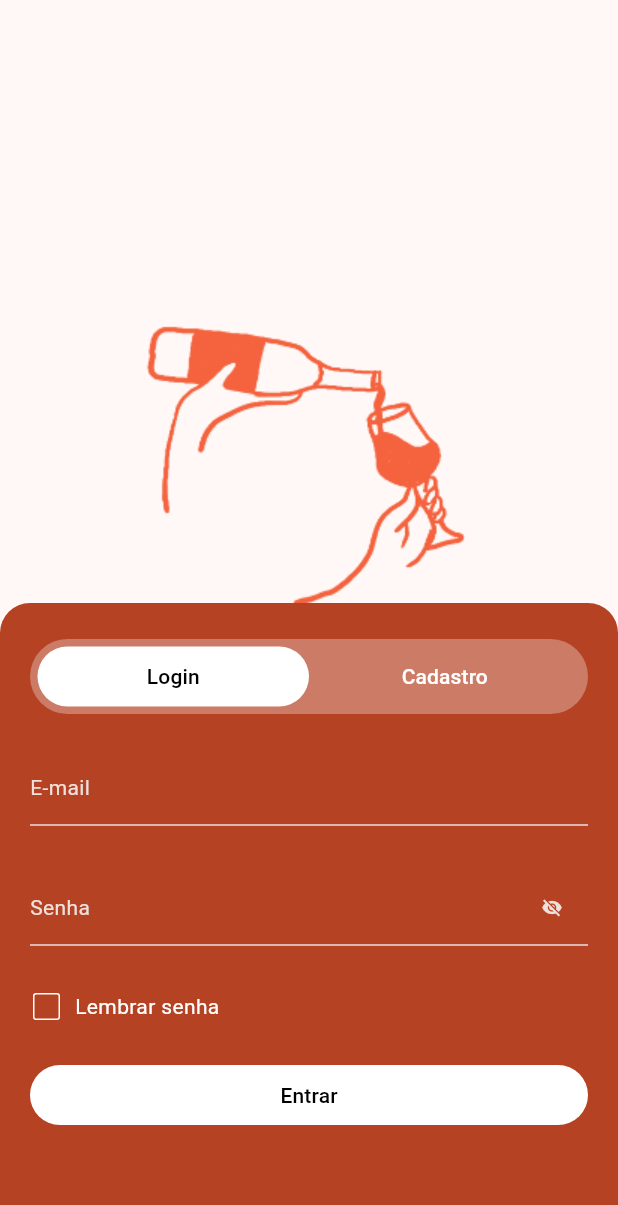
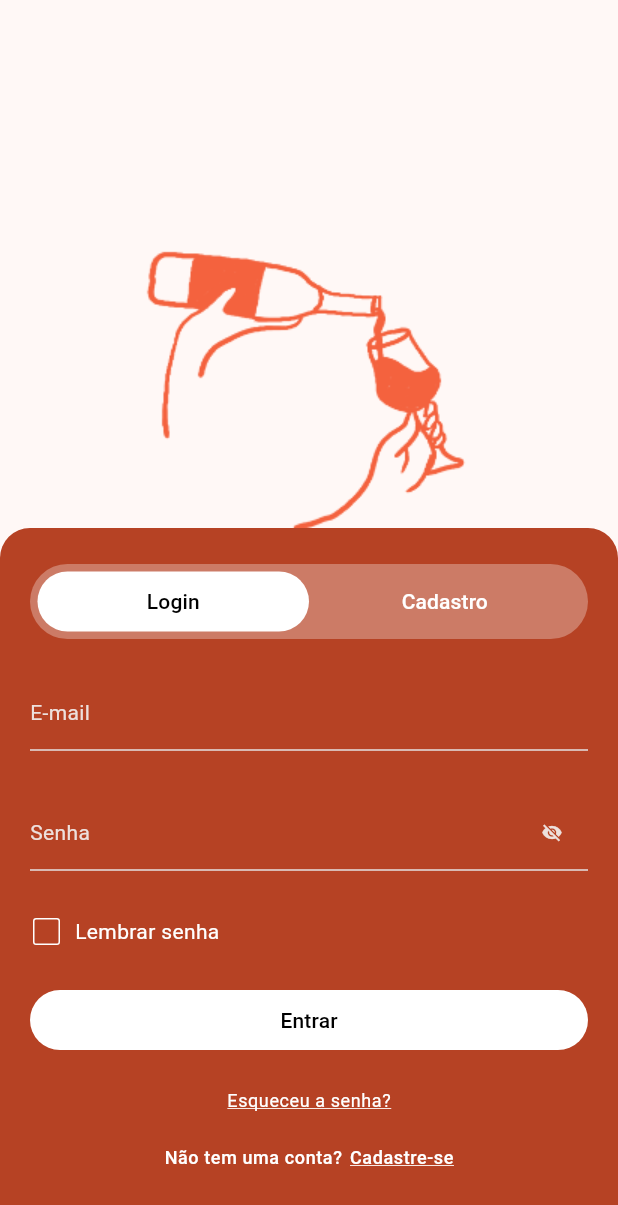
Before and after one commit to ceduardolima/sommelier, a Flutter app: the screen it shows after launch, on a phone screen of 412 x 824 dp. Shown: the top 1205 px of the screen. Run offline on Flutter 3.47's test engine with Material 3 defaults, Android fonts, the phone set to English and light mode, and no system bars; drawn by our look-alikes of flutter_form_builder; our stand-ins replace form_builder_validators, go_router.

Commit message:
Forgot password and register buttons

```diff
--- a/lib/ui/core/localization/applocalization.dart
+++ b/lib/ui/core/localization/applocalization.dart
@@ -20,6 +20,9 @@ class AppLocalization {
     'invalidEmail': 'E-mail inválido',
     'rememberPassword': "Lembrar senha",
     'signIn': 'Entrar',
+    'forgetPassword': "Esqueceu a senha?",
+    'dontHaveAccount': "Não tem uma conta?",
+    'signup': "Cadastre-se",
   };
 
   String get(String label) => _strings[label] ?? '[${label.toUpperCase()}]';
--- /dev/null
+++ b/lib/ui/login/widgets/forgot_password_button.dart
@@ -0,0 +1,24 @@
+import 'package:flutter/material.dart';
+import 'package:sommelier/ui/core/localization/applocalization.dart';
+
+class ForgotPasswordButton extends StatelessWidget {
+  const ForgotPasswordButton({super.key});
+
+  @override
+  Widget build(BuildContext context) {
+    return InkWell(
+      onTap: () {},
+      child: Center(
+        child: Text(
+          AppLocalization.of(context).get("forgetPassword"),
+          style: TextTheme.of(context).bodySmall?.copyWith(
+            decoration: TextDecoration.underline,
+            height: 1,
+            decorationColor: Theme.of(context).colorScheme.onPrimary,
+            color: Theme.of(context).colorScheme.onPrimary,
+          ),
+        ),
+      ),
+    );
+  }
+}
--- a/lib/ui/login/widgets/login_screen.dart
+++ b/lib/ui/login/widgets/login_screen.dart
@@ -7,8 +7,10 @@ import 'package:sommelier/ui/core/themes/dimens.dart';
 import 'package:sommelier/ui/core/ui/widgets/FlatButton.dart';
 import 'package:sommelier/ui/core/ui/widgets/bottom_sheet_container.dart';
 import 'package:sommelier/ui/login/widgets/email_input.dart';
+import 'package:sommelier/ui/login/widgets/forgot_password_button.dart';
 import 'package:sommelier/ui/login/widgets/login_switcher.dart';
 import 'package:sommelier/ui/login/widgets/password_input.dart';
+import 'package:sommelier/ui/login/widgets/register_button.dart';
 import 'package:sommelier/ui/login/widgets/remember_password_button.dart';
 
 class LoginScreen extends StatelessWidget {
@@ -80,12 +82,13 @@ class __LoginBottomSheetState extends State<_LoginBottomSheet> {
           children: [
             LoginSwitcher(onChange: _changePage),
             SizedBox(
-              height: 300,
+              height: 350,
               child: PageView(
                 controller: _pageController,
                 physics: NeverScrollableScrollPhysics(),
                 children: [
                   Column(
+                    mainAxisAlignment: MainAxisAlignment.start,
                     crossAxisAlignment: CrossAxisAlignment.stretch,
                     spacing: Dimens.paddingVertical,
                     children: [
@@ -99,6 +102,8 @@ class __LoginBottomSheetState extends State<_LoginBottomSheet> {
                         },
                         text: AppLocalization.of(context).get("signIn"),
                       ),
+                      ForgotPasswordButton(),
+                      RegisterButton(),
                     ],
                   ),
                   Container(
--- /dev/null
+++ b/lib/ui/login/widgets/register_button.dart
@@ -0,0 +1,36 @@
+import 'package:flutter/material.dart';
+import 'package:sommelier/ui/core/localization/applocalization.dart';
+
+class RegisterButton extends StatelessWidget {
+  const RegisterButton({super.key});
+
+  @override
+  Widget build(BuildContext context) {
+    return Row(
+      mainAxisSize: MainAxisSize.min,
+      mainAxisAlignment: MainAxisAlignment.center,
+      spacing: 5,
+      children: [
+        Text(
+          AppLocalization.of(context).get("dontHaveAccount"),
+          style: TextTheme.of(context).bodySmall?.copyWith(
+            color: Theme.of(context).colorScheme.onPrimary,
+            fontWeight: FontWeight.w500,
+          ),
+        ),
+        InkWell(
+          onTap: () {},
+          child: Text(
+            AppLocalization.of(context).get("signup"),
+            style: TextTheme.of(context).bodySmall?.copyWith(
+              decoration: TextDecoration.underline,
+              decorationColor: Theme.of(context).colorScheme.onPrimary,
+              color: Theme.of(context).colorScheme.onPrimary,
+              fontWeight: FontWeight.w500,
+            ),
+          ),
+        ),
+      ],
+    );
+  }
+}
```
